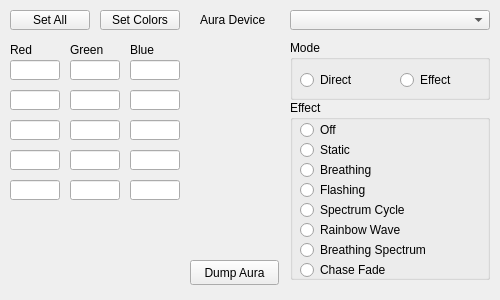
Qt form OpenAuraSDK/openaurasdk.ui (CalcProgrammer1/OpenRGB) before a commit.
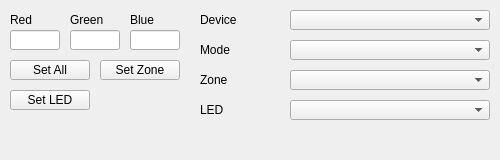
The same form after that commit.

Commit message: Update Linux UI for generic RGB interface branch

Patch:
```diff
--- a/OpenAuraSDK/openaurasdk.ui
+++ b/OpenAuraSDK/openaurasdk.ui
@@ -7,7 +7,7 @@
     <x>0</x>
     <y>0</y>
     <width>500</width>
-    <height>300</height>
+    <height>160</height>
    </rect>
   </property>
   <property name="windowTitle">
@@ -18,7 +18,7 @@
     <property name="geometry">
      <rect>
       <x>10</x>
-      <y>10</y>
+      <y>60</y>
       <width>80</width>
       <height>20</height>
      </rect>
@@ -31,20 +31,20 @@
     <property name="geometry">
      <rect>
       <x>100</x>
-      <y>10</y>
+      <y>60</y>
       <width>80</width>
       <height>20</height>
      </rect>
     </property>
     <property name="text">
-     <string>Set Colors</string>
+     <string>Set Zone</string>
     </property>
    </widget>
    <widget class="QLineEdit" name="EditLED0R">
     <property name="geometry">
      <rect>
       <x>10</x>
-      <y>60</y>
+      <y>30</y>
       <width>50</width>
       <height>20</height>
      </rect>
@@ -54,7 +54,7 @@
     <property name="geometry">
      <rect>
       <x>70</x>
-      <y>60</y>
+      <y>30</y>
       <width>50</width>
       <height>20</height>
      </rect>
@@ -64,127 +64,7 @@
     <property name="geometry">
      <rect>
       <x>130</x>
-      <y>60</y>
-      <width>50</width>
-      <height>20</height>
-     </rect>
-    </property>
-   </widget>
-   <widget class="QLineEdit" name="EditLED1R">
-    <property name="geometry">
-     <rect>
-      <x>10</x>
-      <y>90</y>
-      <width>50</width>
-      <height>20</height>
-     </rect>
-    </property>
-   </widget>
-   <widget class="QLineEdit" name="EditLED1G">
-    <property name="geometry">
-     <rect>
-      <x>70</x>
-      <y>90</y>
-      <width>50</width>
-      <height>20</height>
-     </rect>
-    </property>
-   </widget>
-   <widget class="QLineEdit" name="EditLED1B">
-    <property name="geometry">
-     <rect>
-      <x>130</x>
-      <y>90</y>
-      <width>50</width>
-      <height>20</height>
-     </rect>
-    </property>
-   </widget>
-   <widget class="QLineEdit" name="EditLED2R">
-    <property name="geometry">
-     <rect>
-      <x>10</x>
-      <y>120</y>
-      <width>50</width>
-      <height>20</height>
-     </rect>
-    </property>
-   </widget>
-   <widget class="QLineEdit" name="EditLED2G">
-    <property name="geometry">
-     <rect>
-      <x>70</x>
-      <y>120</y>
-      <width>50</width>
-      <height>20</height>
-     </rect>
-    </property>
-   </widget>
-   <widget class="QLineEdit" name="EditLED2B">
-    <property name="geometry">
-     <rect>
-      <x>130</x>
-      <y>120</y>
-      <width>50</width>
-      <height>20</height>
-     </rect>
-    </property>
-   </widget>
-   <widget class="QLineEdit" name="EditLED3R">
-    <property name="geometry">
-     <rect>
-      <x>10</x>
-      <y>150</y>
-      <width>50</width>
-      <height>20</height>
-     </rect>
-    </property>
-   </widget>
-   <widget class="QLineEdit" name="EditLED3G">
-    <property name="geometry">
-     <rect>
-      <x>70</x>
-      <y>150</y>
-      <width>50</width>
-      <height>20</height>
-     </rect>
-    </property>
-   </widget>
-   <widget class="QLineEdit" name="EditLED3B">
-    <property name="geometry">
-     <rect>
-      <x>130</x>
-      <y>150</y>
-      <width>50</width>
-      <height>20</height>
-     </rect>
-    </property>
-   </widget>
-   <widget class="QLineEdit" name="EditLED4R">
-    <property name="geometry">
-     <rect>
-      <x>10</x>
-      <y>180</y>
-      <width>50</width>
-      <height>20</height>
-     </rect>
-    </property>
-   </widget>
-   <widget class="QLineEdit" name="EditLED4G">
-    <property name="geometry">
-     <rect>
-      <x>70</x>
-      <y>180</y>
-      <width>50</width>
-      <height>20</height>
-     </rect>
-    </property>
-   </widget>
-   <widget class="QLineEdit" name="EditLED4B">
-    <property name="geometry">
-     <rect>
-      <x>130</x>
-      <y>180</y>
+      <y>30</y>
       <width>50</width>
       <height>20</height>
      </rect>
@@ -194,7 +74,7 @@
     <property name="geometry">
      <rect>
       <x>10</x>
-      <y>40</y>
+      <y>10</y>
       <width>50</width>
       <height>20</height>
      </rect>
@@ -207,7 +87,7 @@
     <property name="geometry">
      <rect>
       <x>70</x>
-      <y>40</y>
+      <y>10</y>
       <width>50</width>
       <height>20</height>
      </rect>
@@ -220,7 +100,7 @@
     <property name="geometry">
      <rect>
       <x>130</x>
-      <y>40</y>
+      <y>10</y>
       <width>50</width>
       <height>20</height>
      </rect>
@@ -249,176 +129,89 @@
      </rect>
     </property>
     <property name="text">
-     <string>Aura Device</string>
+     <string>Device</string>
     </property>
    </widget>
-   <widget class="QGroupBox" name="GroupBoxDirect">
+   <widget class="QComboBox" name="ComboModes">
     <property name="geometry">
      <rect>
       <x>290</x>
       <y>40</y>
       <width>200</width>
-      <height>60</height>
+      <height>20</height>
      </rect>
     </property>
-    <property name="title">
+   </widget>
+   <widget class="QLabel" name="LabelMode">
+    <property name="geometry">
+     <rect>
+      <x>200</x>
+      <y>40</y>
+      <width>90</width>
+      <height>20</height>
+     </rect>
+    </property>
+    <property name="text">
      <string>Mode</string>
     </property>
-    <widget class="QRadioButton" name="RadioDirect">
-     <property name="geometry">
-      <rect>
-       <x>10</x>
-       <y>30</y>
-       <width>70</width>
-       <height>20</height>
-      </rect>
-     </property>
-     <property name="text">
-      <string>Direct</string>
-     </property>
-    </widget>
-    <widget class="QRadioButton" name="RadioEffect">
-     <property name="geometry">
-      <rect>
-       <x>110</x>
-       <y>30</y>
-       <width>70</width>
-       <height>20</height>
-      </rect>
-     </property>
-     <property name="text">
-      <string>Effect</string>
-     </property>
-    </widget>
    </widget>
-   <widget class="QGroupBox" name="GroupBoxEffect">
+   <widget class="QComboBox" name="ComboZones">
     <property name="geometry">
      <rect>
       <x>290</x>
+      <y>70</y>
+      <width>200</width>
+      <height>20</height>
+     </rect>
+    </property>
+   </widget>
+   <widget class="QLabel" name="LabelZone">
+    <property name="geometry">
+     <rect>
+      <x>200</x>
+      <y>70</y>
+      <width>90</width>
+      <height>20</height>
+     </rect>
+    </property>
+    <property name="text">
+     <string>Zone</string>
+    </property>
+   </widget>
+   <widget class="QComboBox" name="ComboLEDs">
+    <property name="geometry">
+     <rect>
+      <x>290</x>
       <y>100</y>
       <width>200</width>
-      <height>180</height>
+      <height>20</height>
      </rect>
     </property>
-    <property name="title">
-     <string>Effect</string>
+   </widget>
+   <widget class="QLabel" name="LabelLED">
+    <property name="geometry">
+     <rect>
+      <x>200</x>
+      <y>100</y>
+      <width>90</width>
+      <height>20</height>
+     </rect>
     </property>
-    <widget class="QRadioButton" name="RadioOff">
-     <property name="geometry">
-      <rect>
-       <x>10</x>
-       <y>20</y>
-       <width>150</width>
-       <height>20</height>
-      </rect>
-     </property>
-     <property name="text">
-      <string>Off</string>
-     </property>
-    </widget>
-    <widget class="QRadioButton" name="RadioStatic">
-     <property name="geometry">
-      <rect>
-       <x>10</x>
-       <y>40</y>
-       <width>150</width>
-       <height>20</height>
-      </rect>
-     </property>
-     <property name="text">
-      <string>Static</string>
-     </property>
-    </widget>
-    <widget class="QRadioButton" name="RadioBreathing">
-     <property name="geometry">
-      <rect>
-       <x>10</x>
-       <y>60</y>
-       <width>150</width>
-       <height>20</height>
-      </rect>
-     </property>
-     <property name="text">
-      <string>Breathing</string>
-     </property>
-    </widget>
-    <widget class="QRadioButton" name="RadioFlashing">
-     <property name="geometry">
-      <rect>
-       <x>10</x>
-       <y>80</y>
-       <width>150</width>
-       <height>20</height>
-      </rect>
-     </property>
-     <property name="text">
-      <string>Flashing</string>
-     </property>
-    </widget>
-    <widget class="QRadioButton" name="RadioSpectrumCycle">
-     <property name="geometry">
-      <rect>
-       <x>10</x>
-       <y>100</y>
-       <width>150</width>
-       <height>20</height>
-      </rect>
-     </property>
-     <property name="text">
-      <string>Spectrum Cycle</string>
-     </property>
-    </widget>
-    <widget class="QRadioButton" name="RadioRainbow">
-     <property name="geometry">
-      <rect>
-       <x>10</x>
-       <y>120</y>
-       <width>150</width>
-       <height>20</height>
-      </rect>
-     </property>
-     <property name="text">
-      <string>Rainbow Wave</string>
-     </property>
-    </widget>
-    <widget class="QRadioButton" name="RadioBreathingSpectrum">
-     <property name="geometry">
-      <rect>
-       <x>10</x>
-       <y>140</y>
-       <width>180</width>
-       <height>20</height>
-      </rect>
-     </property>
-     <property name="text">
-      <string>Breathing Spectrum</string>
-     </property>
-    </widget>
-    <widget class="QRadioButton" name="RadioChaseFade">
-     <property name="geometry">
-      <rect>
-       <x>10</x>
-       <y>160</y>
-       <width>180</width>
-       <height>20</height>
-      </rect>
-     </property>
-     <property name="text">
-      <string>Chase Fade</string>
-     </property>
-    </widget>
+    <property name="text">
+     <string>LED</string>
+    </property>
    </widget>
    <widget class="QPushButton" name="ButtonDumpAura">
     <property name="geometry">
      <rect>
-      <x>190</x>
-      <y>260</y>
-      <width>89</width>
-      <height>25</height>
+      <x>10</x>
+      <y>90</y>
+      <width>80</width>
+      <height>20</height>
      </rect>
     </property>
     <property name="text">
-     <string>Dump Aura</string>
+     <string>Set LED</string>
     </property>
    </widget>
   </widget>
```
Left out of the diff: 6 changed lines with no effect on the pictures. The commit also changes 4 other files.
